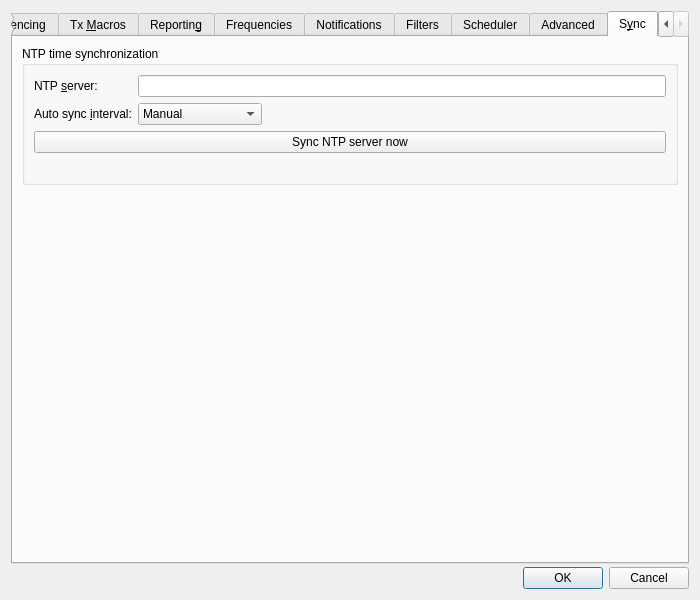
This is Configuration.ui in mrgadotti/jtdx as Qt 5 draws it before an edit. The edited form follows.
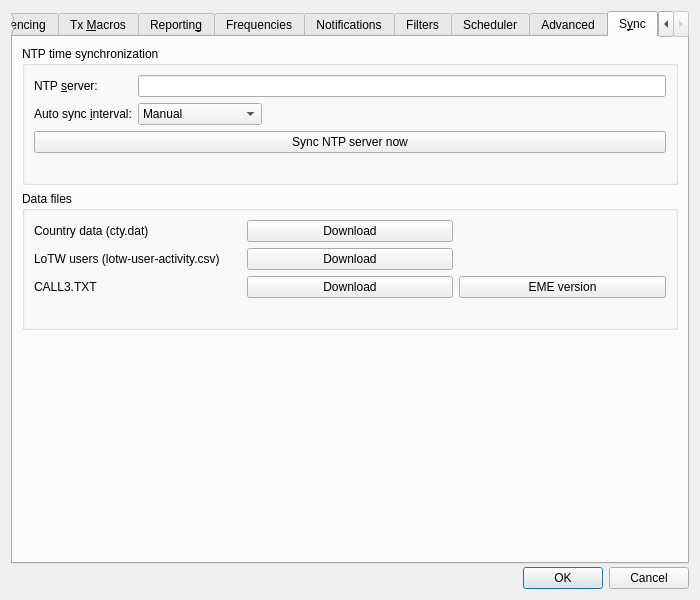
This is the edited form. The open tabs and pages were chosen to show the change.

Commit message: feat: download cty.dat, LoTW and CALL3 data files; UDP Location; bump to 4.0.2

What changed in the file:
```diff
--- a/Configuration.ui
+++ b/Configuration.ui
@@ -7335,6 +7335,83 @@
          </layout>
         </widget>
        </item>
+       <item>
+        <widget class="QGroupBox" name="data_files_group_box">
+         <property name="title">
+          <string>Data files</string>
+         </property>
+         <layout class="QGridLayout" name="gridLayout_data_files">
+          <item row="0" column="0">
+           <widget class="QLabel" name="cty_file_label">
+            <property name="text">
+             <string>Country data (cty.dat)</string>
+            </property>
+           </widget>
+          </item>
+          <item row="0" column="1">
+           <widget class="QPushButton" name="cty_download_push_button">
+            <property name="toolTip">
+             <string>Download the latest cty.dat country file from country-files.com.</string>
+            </property>
+            <property name="text">
+             <string>Download</string>
+            </property>
+           </widget>
+          </item>
+          <item row="1" column="0">
+           <widget class="QLabel" name="lotw_file_label">
+            <property name="text">
+             <string>LoTW users (lotw-user-activity.csv)</string>
+            </property>
+           </widget>
+          </item>
+          <item row="1" column="1">
+           <widget class="QPushButton" name="lotw_download_push_button">
+            <property name="toolTip">
+             <string>Download the latest Logbook of the World user activity list from ARRL.</string>
+            </property>
+            <property name="text">
+             <string>Download</string>
+            </property>
+           </widget>
+          </item>
+          <item row="2" column="0">
+           <widget class="QLabel" name="call3_file_label">
+            <property name="text">
+             <string>CALL3.TXT</string>
+            </property>
+           </widget>
+          </item>
+          <item row="2" column="1">
+           <widget class="QPushButton" name="call3_download_push_button">
+            <property name="toolTip">
+             <string>Download the latest CALL3.TXT for terrestrial use. The current file is kept as CALL3_backup.TXT.</string>
+            </property>
+            <property name="text">
+             <string>Download</string>
+            </property>
+           </widget>
+          </item>
+          <item row="2" column="2">
+           <widget class="QPushButton" name="call3_eme_download_push_button">
+            <property name="toolTip">
+             <string>Download the EME version of CALL3.TXT, suitable for JT65 Deep Search.</string>
+            </property>
+            <property name="text">
+             <string>EME version</string>
+            </property>
+           </widget>
+          </item>
+          <item row="3" column="0" colspan="3">
+           <widget class="QLabel" name="download_status_label">
+            <property name="text">
+             <string/>
+            </property>
+           </widget>
+          </item>
+         </layout>
+        </widget>
+       </item>
        <item>
         <spacer name="ntp_vertical_spacer">
          <property name="orientation">
```
The commit also changes 13 other files.
